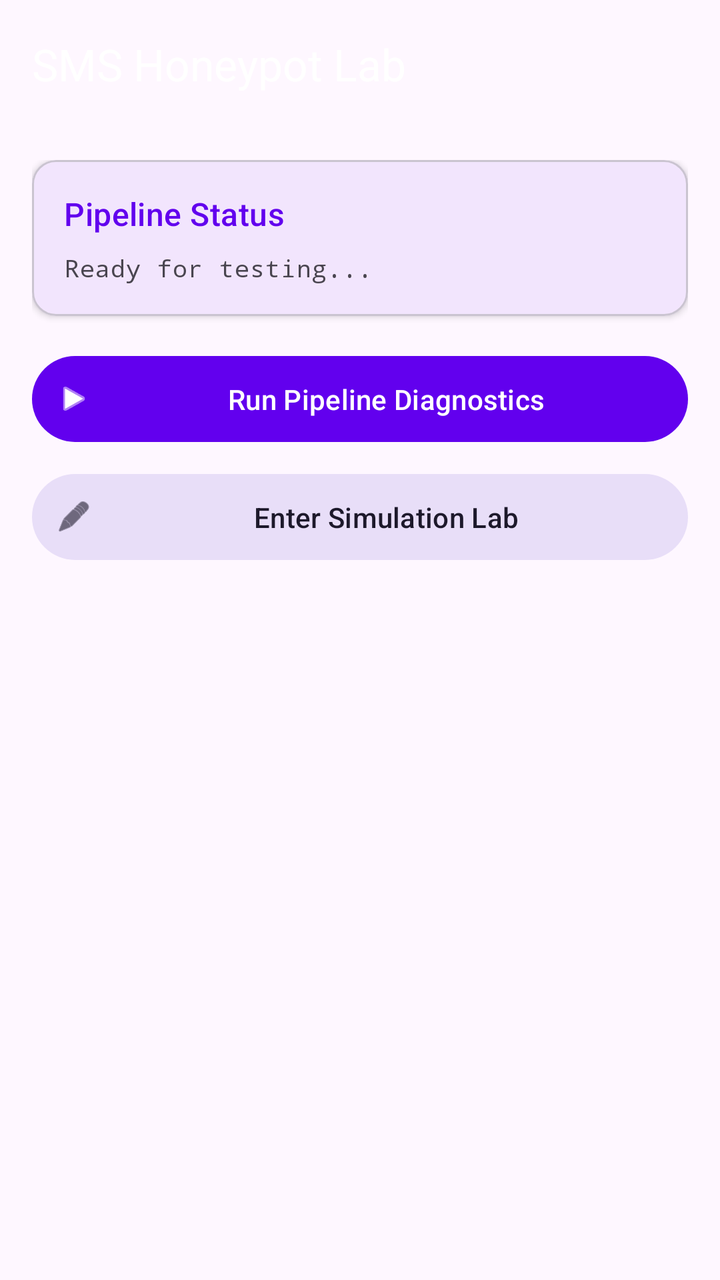
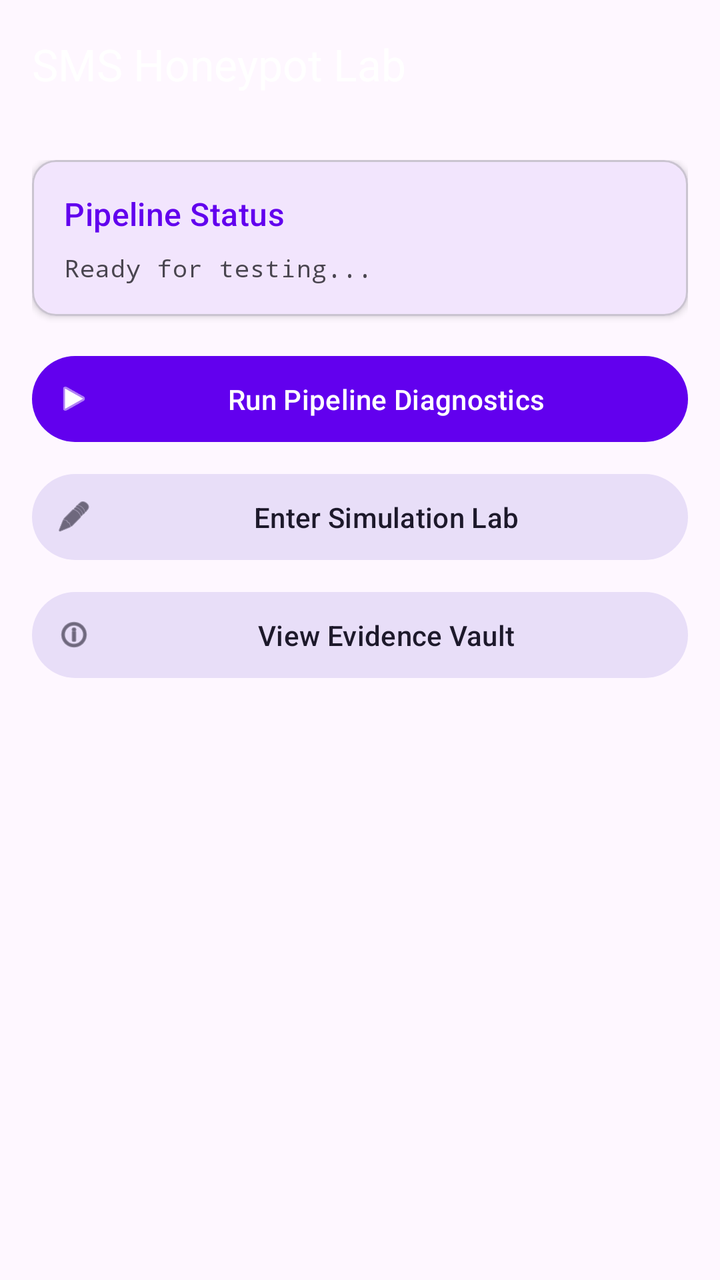

The first picture is an Android layout as it rendered before a commit; the second is the same layout after the commit. The layout source and the unified diff follow.
<!-- AndroidManifest.xml: application theme Theme.MyApplication -->
<!-- res/layout/activity_main.xml -->
<?xml version="1.0" encoding="utf-8"?>
<androidx.coordinatorlayout.widget.CoordinatorLayout xmlns:android="http://schemas.android.com/apk/res/android"
    xmlns:app="http://schemas.android.com/apk/res-auto"
    xmlns:tools="http://schemas.android.com/tools"
    android:layout_width="match_parent"
    android:layout_height="match_parent"
    android:background="?android:attr/colorBackground">

    <com.google.android.material.appbar.AppBarLayout
        android:layout_width="match_parent"
        android:layout_height="wrap_content"
        android:theme="@style/ThemeOverlay.Material3.Dark.ActionBar">

        <com.google.android.material.appbar.MaterialToolbar
            android:id="@+id/toolbar"
            android:layout_width="match_parent"
            android:layout_height="?attr/actionBarSize"
            app:title="SMS Honeypot Lab" />

    </com.google.android.material.appbar.AppBarLayout>

    <androidx.core.widget.NestedScrollView
        android:layout_width="match_parent"
        android:layout_height="match_parent"
        app:layout_behavior="@string/appbar_scrolling_view_behavior">

        <LinearLayout
            android:layout_width="match_parent"
            android:layout_height="wrap_content"
            android:orientation="vertical"
            android:padding="16dp">

            <com.google.android.material.card.MaterialCardView
                android:layout_width="match_parent"
                android:layout_height="wrap_content"
                android:layout_marginBottom="16dp"
                app:cardCornerRadius="12dp"
                app:cardElevation="2dp"
                app:strokeWidth="1dp"
                app:strokeColor="?attr/colorOutlineVariant">

                <LinearLayout
                    android:layout_width="match_parent"
                    android:layout_height="wrap_content"
                    android:orientation="vertical"
                    android:padding="16dp">

                    <TextView
                        android:layout_width="match_parent"
                        android:layout_height="wrap_content"
                        android:text="Pipeline Status"
                        android:textAppearance="?attr/textAppearanceTitleMedium"
                        android:textColor="?attr/colorPrimary"
                        android:layout_marginBottom="8dp"/>

                    <TextView
                        android:id="@+id/resultText"
                        android:layout_width="match_parent"
                        android:layout_height="wrap_content"
                        android:fontFamily="monospace"
                        android:text="Ready for testing..."
                        android:textAppearance="?attr/textAppearanceBodySmall" />

                </LinearLayout>
            </com.google.android.material.card.MaterialCardView>

            <com.google.android.material.button.MaterialButton
                android:id="@+id/testButton"
                style="@style/Widget.Material3.Button"
                android:layout_width="match_parent"
                android:layout_height="wrap_content"
                android:padding="12dp"
                android:text="Run Pipeline Diagnostics"
                app:icon="@android:drawable/ic_media_play" />

            <com.google.android.material.button.MaterialButton
                android:id="@+id/simulationButton"
                style="@style/Widget.Material3.Button.TonalButton"
                android:layout_width="match_parent"
                android:layout_height="wrap_content"
                android:layout_marginTop="8dp"
                android:padding="12dp"
                android:text="Enter Simulation Lab"
                app:icon="@android:drawable/ic_menu_edit" />

        </LinearLayout>
    </androidx.core.widget.NestedScrollView>

</androidx.coordinatorlayout.widget.CoordinatorLayout>
<!-- resources referenced by this layout -->
<resources>
  <style name="Theme.MyApplication" parent="Theme.Material3.DayNight.NoActionBar">
          
          <item name="colorPrimary">@color/purple_500</item>
          <item name="colorSecondary">@color/teal_200</item>
  
          <item name="android:statusBarColor">?attr/colorPrimary</item>
      </style>
  <color name="purple_500">#FF6200EE</color>
  <color name="teal_200">#FF03DAC5</color>
</resources>

<!-- the commit's change to res/layout/activity_main.xml (unified diff, before → after) -->
@@ -83,6 +83,16 @@
                 android:text="Enter Simulation Lab"
                 app:icon="@android:drawable/ic_menu_edit" />
 
+            <com.google.android.material.button.MaterialButton
+                android:id="@+id/evidenceButton"
+                style="@style/Widget.Material3.Button.TonalButton"
+                android:layout_width="match_parent"
+                android:layout_height="wrap_content"
+                android:layout_marginTop="8dp"
+                android:padding="12dp"
+                android:text="View Evidence Vault"
+                app:icon="@android:drawable/ic_menu_info_details" />
+
         </LinearLayout>
     </androidx.core.widget.NestedScrollView>
 
